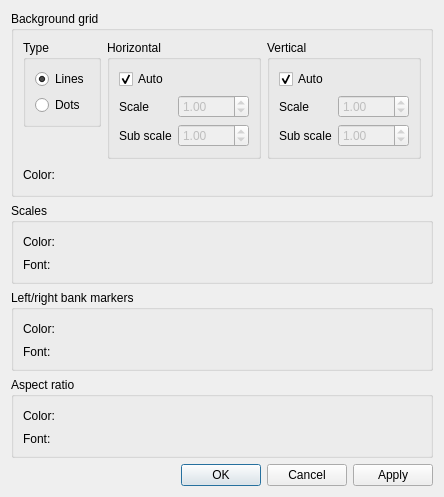
Qt form libs/crosssection/private/abstractcrosssectionwindow_displaysettingdialog.ui (i-RIC/prepost-gui) before a commit.
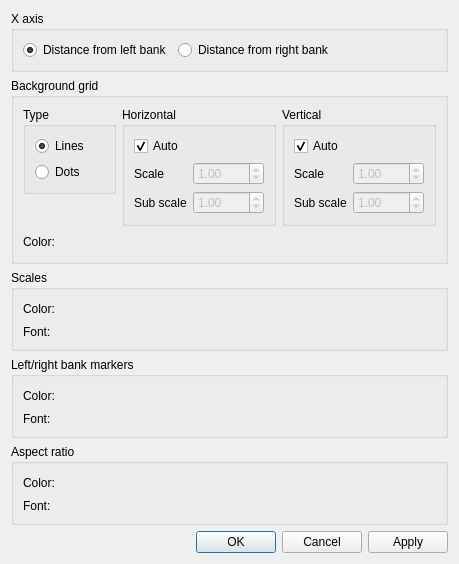
The same form after that commit. Custom widgets are drawn as their Qt base class.

```diff
--- a/libs/crosssection/private/abstractcrosssectionwindow_displaysettingdialog.ui
+++ b/libs/crosssection/private/abstractcrosssectionwindow_displaysettingdialog.ui
@@ -6,14 +6,53 @@
    <rect>
     <x>0</x>
     <y>0</y>
-    <width>402</width>
-    <height>453</height>
+    <width>459</width>
+    <height>559</height>
    </rect>
   </property>
   <property name="windowTitle">
    <string>Grid Crosssection Window Display Setting</string>
   </property>
   <layout class="QVBoxLayout" name="verticalLayout_6">
+   <item>
+    <widget class="QGroupBox" name="xAxisGroupBox">
+     <property name="title">
+      <string>X axis</string>
+     </property>
+     <layout class="QHBoxLayout" name="horizontalLayout_7">
+      <item>
+       <widget class="QRadioButton" name="distanceFromLeftRadioButton">
+        <property name="text">
+         <string>Distance from left bank</string>
+        </property>
+        <property name="checked">
+         <bool>true</bool>
+        </property>
+       </widget>
+      </item>
+      <item>
+       <widget class="QRadioButton" name="distanceFromRightRadioButton">
+        <property name="text">
+         <string>Distance from right bank</string>
+        </property>
+       </widget>
+      </item>
+      <item>
+       <spacer name="horizontalSpacer_5">
+        <property name="orientation">
+         <enum>Qt::Horizontal</enum>
+        </property>
+        <property name="sizeHint" stdset="0">
+         <size>
+          <width>122</width>
+          <height>20</height>
+         </size>
+        </property>
+       </spacer>
+      </item>
+     </layout>
+    </widget>
+   </item>
    <item>
     <layout class="QHBoxLayout" name="horizontalLayout_6">
      <item>
```
